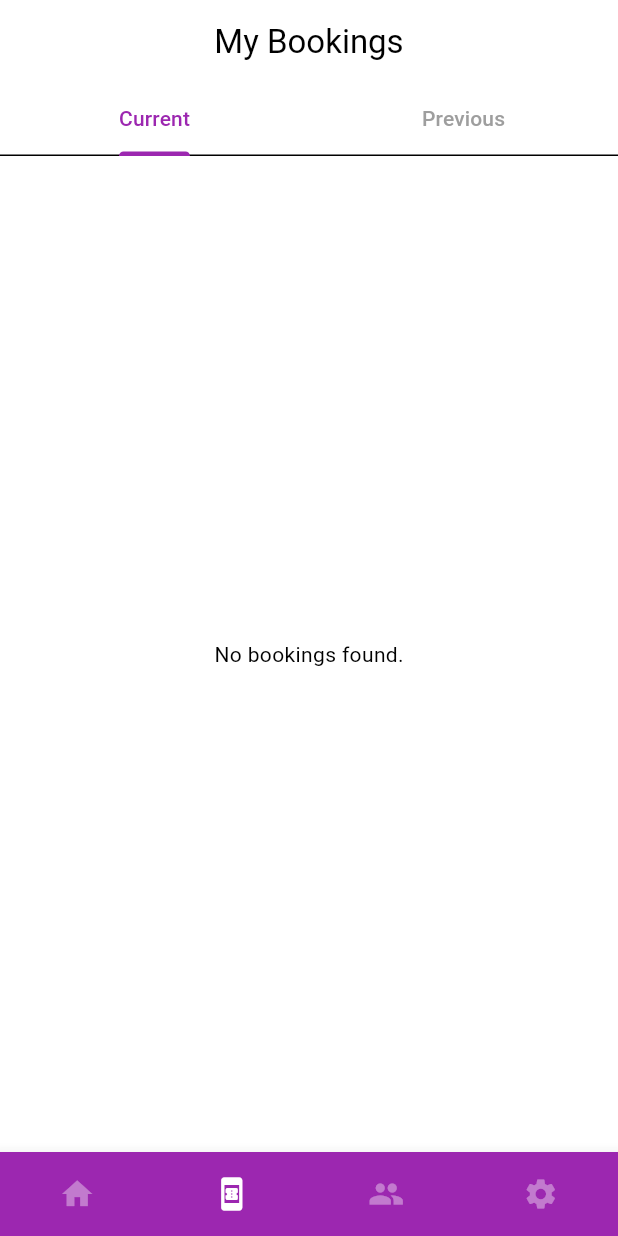
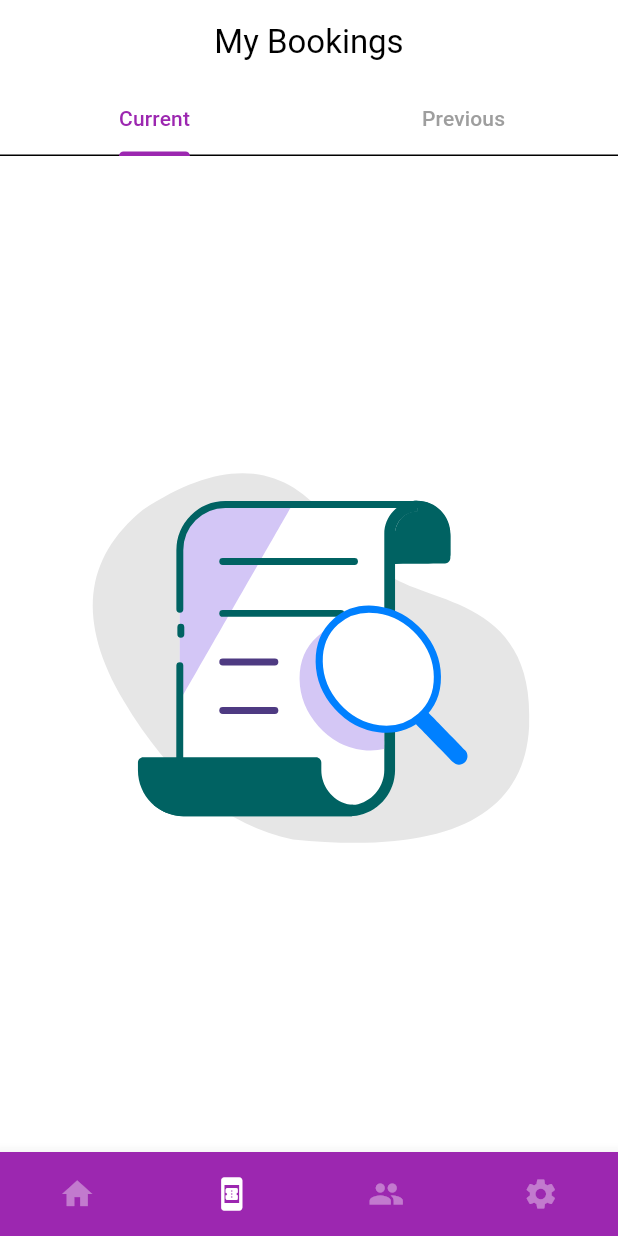
Before and after one commit to HariDharsaun/WedVenue, a Flutter app: the screen it shows once a user with an empty profile is signed in, item 2 of the bottom bar chosen, on a phone screen of 412 x 824 dp. Run offline on Flutter 3.47's test engine with Material 3 defaults, Android fonts, the phone set to English and light mode, and no system bars; drawn by our look-alikes of animated_bottom_navigation_bar; our stand-ins replace awesome_dialog, cloud_firestore, firebase_auth, firebase_core, get, lottie and 1 more; accounts and stored records are empty.

Commit message:
history completed

```diff
--- a/lib/views/bookings/history.dart
+++ b/lib/views/bookings/history.dart
@@ -1,6 +1,7 @@
 import 'package:flutter/material.dart';
 import 'package:get/get.dart';
 import 'package:hall_booking_app/get controllers/booking.dart';
+import 'package:lottie/lottie.dart';
 
 class BookingHistoryPage extends StatelessWidget {
   final booking_History controller = Get.put(booking_History());
@@ -48,7 +49,12 @@ class BookingHistoryPage extends StatelessWidget {
 
   Widget _buildBookingList(List bookings, double screenWidth, double screenHeight) {
     if (bookings.isEmpty) {
-      return const Center(child: Text("No bookings found."));
+      return Center(child: Lottie.asset(
+        "assets/lotties/no result found.json",
+        width: screenWidth,   // 60% of screen width
+        height: screenHeight, // 30% of screen height
+        fit: BoxFit.contain,
+      ),);
     }
 
     return ListView.builder(
--- a/lib/views/pagestack/pagestack.dart
+++ b/lib/views/pagestack/pagestack.dart
@@ -1,6 +1,5 @@
 import 'package:animated_bottom_navigation_bar/animated_bottom_navigation_bar.dart';
 import 'package:flutter/material.dart';
-import 'package:hall_booking_app/views/bookings/bookings.dart';
 import 'package:hall_booking_app/views/bookings/history.dart';
 import 'package:hall_booking_app/views/home/home.dart';
 import 'package:hall_booking_app/views/profile/profile.dart';
--- a/pubspec.yaml
+++ b/pubspec.yaml
@@ -17,6 +17,7 @@ dependencies:
   font_awesome_flutter:
   table_calendar:
   awesome_dialog:
+  lottie:
 
 dev_dependencies:
   flutter_test:
```
Also changed, not shown: pubspec.lock.
